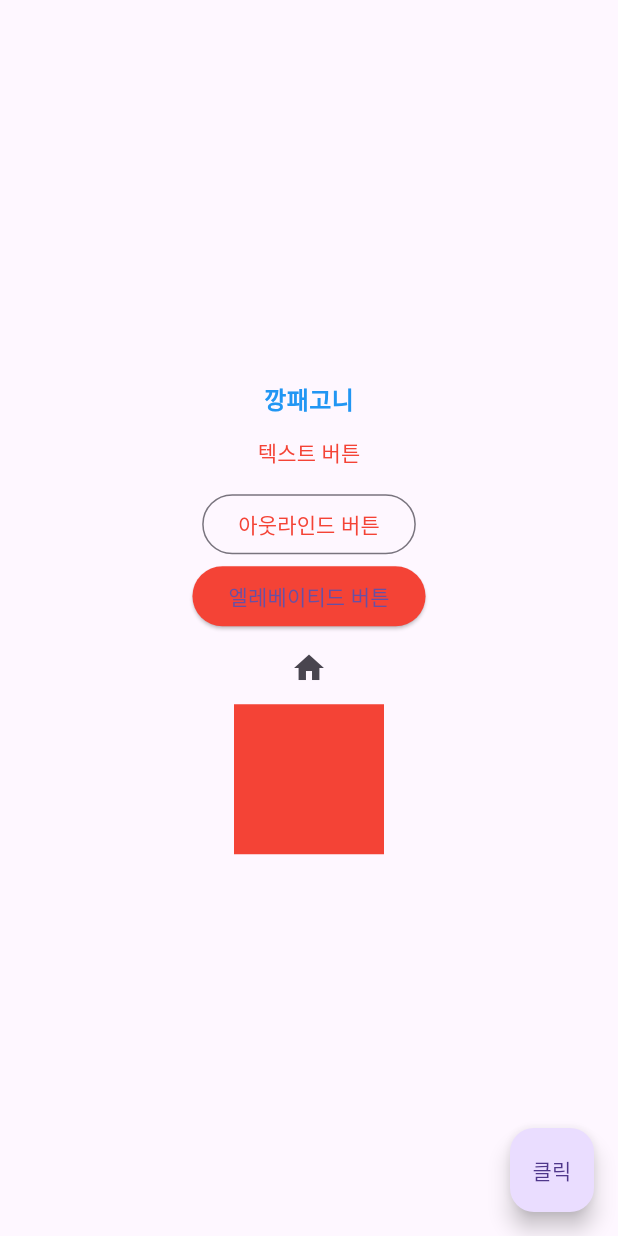
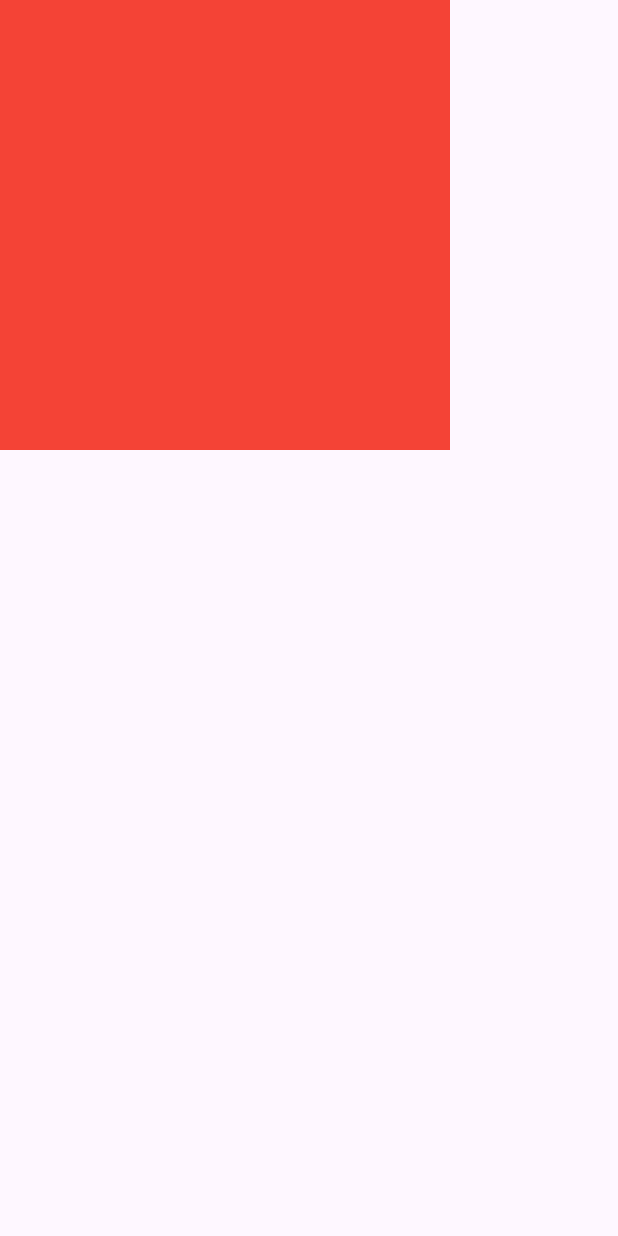
Before and after one commit to jongrom2/hello_flutter, a Flutter app: the screen it shows after launch, on a phone screen of 412 x 824 dp. Run offline on Flutter 3.47's test engine with Material 3 defaults, Android fonts, the phone set to English and light mode, and no system bars.

Commit message:
6장까지 완료.
Signed-off-by: jongrom2 <jongrom2@nate.com>

```diff
--- a/lib/main.dart
+++ b/lib/main.dart
@@ -5,79 +5,128 @@ import 'package:flutter/material.dart';
 void main() {
   runApp(MyApp());
 }
-
 class MyApp extends StatelessWidget {
   @override
   Widget build(BuildContext context) {
     // TODO: implement build
     return MaterialApp(
-      home: Scaffold(
-        floatingActionButton: FloatingActionButton(
-          onPressed: () {},
-          child: Text('클릭'),
+        home: Scaffold(
+            body: SizedBox(
+              child: SafeArea(
+                  top: true,
+                  bottom: true,
+                  left: false,
+                  right: true,
+                  child: Container(
+                    color: Colors.red,
+                    height: 300.0,
+                    width: 300.0,
+              )),
+            ),
         ),
-        body: SizedBox(
-          width: double.infinity,
-          child: Column(
-            mainAxisAlignment: MainAxisAlignment.center,
-            children:[
-              Text('깡패고니',
-                  style: TextStyle(
-                  fontSize: 16.0,
-                  fontWeight: FontWeight.w700,
-                  color: Colors.blue,
-              ),),
-              TextButton(
-                //클릭 시 실행
-                onPressed: () {},
-                //스타일 지정
-                style: TextButton.styleFrom(
-                  foregroundColor: Colors.red,
-                  ),
-                child: Text('텍스트 버튼'),
-              ),
-              OutlinedButton(
-                  onPressed: () {},
-                  style: OutlinedButton.styleFrom(
-                    foregroundColor: Colors.red,
-                  ),
-                  child: Text('아웃라인드 버튼')
-              ),
-              ElevatedButton(
-                  onPressed: () {},
-                  style: ElevatedButton.styleFrom(
-                    backgroundColor: Colors.red,
-                  ),
-                  child: Text('엘레베이티드 버튼')
-              ),
-              IconButton(
-                  onPressed: () {},
-                  icon: Icon(
-                    Icons.home,
-                 ),
-              ),
-              GestureDetector(
-                onTap: () {
-                  print('on tap');
-                },
-                onDoubleTap: (){
-                  print('on double tap');
-                },
-                onLongPress: (){
-                  print('on Long Press');
-                },
-                child: Container(
-                  decoration: BoxDecoration(
-                    color: Colors.red,
-                  ),
-                  width: 100.0,
-                  height: 100.0,
-                ),
-              ),
-            ],
-          ),
-        ),
-      )
     );
   }
 }
+// class MyApp extends StatelessWidget {
+//   @override
+//   Widget build(BuildContext context) {
+//     // TODO: implement build
+//     return MaterialApp(
+//       home: Scaffold(
+//         body : Center(
+//           child: Container(
+//             color: Colors.black,
+//             child: Container(
+//               color: Colors.blue,
+//               margin: EdgeInsets.all(16.0),
+//               child: Padding(
+//                   padding: EdgeInsets.all(16.0),
+//                   child: Container(
+//                     color: Colors.red,
+//                     width: 50.0,
+//                     height: 50.0,
+//               ),
+//               ),
+//             )
+//             //  스타일 적용
+//           ),
+//         ),
+//       ),
+//     );
+//   }
+// }
+// class MyApp extends StatelessWidget {
+//   @override
+//   Widget build(BuildContext context) {
+//     // TODO: implement build
+//     return MaterialApp(
+//       home: Scaffold(
+//         floatingActionButton: FloatingActionButton(
+//           onPressed: () {},
+//           child: Text('클릭'),
+//         ),
+//         body: SizedBox(
+//           width: double.infinity,
+//           child: Column(
+//             mainAxisAlignment: MainAxisAlignment.center,
+//             children:[
+//               Text('깡패고니',
+//                   style: TextStyle(
+//                   fontSize: 16.0,
+//                   fontWeight: FontWeight.w700,
+//                   color: Colors.blue,
+//               ),),
+//               TextButton(
+//                 //클릭 시 실행
+//                 onPressed: () {},
+//                 //스타일 지정
+//                 style: TextButton.styleFrom(
+//                   foregroundColor: Colors.red,
+//                   ),
+//                 child: Text('텍스트 버튼'),
+//               ),
+//               OutlinedButton(
+//                   onPressed: () {},
+//                   style: OutlinedButton.styleFrom(
+//                     foregroundColor: Colors.red,
+//                   ),
+//                   child: Text('아웃라인드 버튼')
+//               ),
+//               ElevatedButton(
+//                   onPressed: () {},
+//                   style: ElevatedButton.styleFrom(
+//                     backgroundColor: Colors.red,
+//                   ),
+//                   child: Text('엘레베이티드 버튼')
+//               ),
+//               IconButton(
+//                   onPressed: () {},
+//                   icon: Icon(
+//                     Icons.home,
+//                  ),
+//               ),
+//               GestureDetector(
+//                 onTap: () {
+//                   print('on tap');
+//                 },
+//                 onDoubleTap: (){
+//                   print('on double tap');
+//                 },
+//                 onLongPress: (){
+//                   print('on Long Press');
+//                 },
+//                 child: Container(
+//                   decoration: BoxDecoration(
+//                     color: Colors.red,
+//                   ),
+//                   width: 100.0,
+//                   height: 100.0,
+//                 ),
+//               ),
+//             ],
+//           ),
+//         ),
+//       )
+//     );
+//   }
+// }
--- a/pubspec.yaml
+++ b/pubspec.yaml
@@ -35,6 +35,7 @@ dependencies:
   # The following adds the Cupertino Icons font to your application.
   # Use with the CupertinoIcons class for iOS style icons.
   cupertino_icons: ^1.0.8
+  webview_flutter: 2.3.1 #웹뷰 플러그인 추가
 
 dev_dependencies:
   flutter_test:
@@ -59,8 +60,8 @@ flutter:
   uses-material-design: true
 
   # To add assets to your application, add an assets section, like this:
-  # assets:
-  #   - images/a_dot_burr.jpeg
+  assets:  #주석처리를 풀어주세요.
+    - assets/ #이미지를 담을 폴더 이름을 적어주세요.
   #   - images/a_dot_ham.jpeg
 
   # An image asset can refer to one or more resolution-specific "variants", see
```
Also changed, not shown: lib/row_column.dart (added, +121 -0 lines), lib/splash_screen.dart (added, +46 -0 lines), pubspec.lock.
